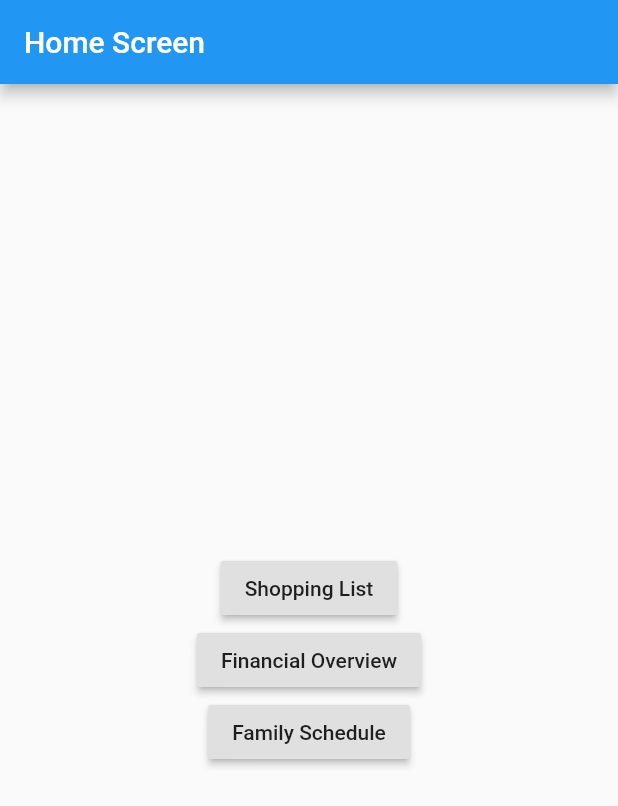
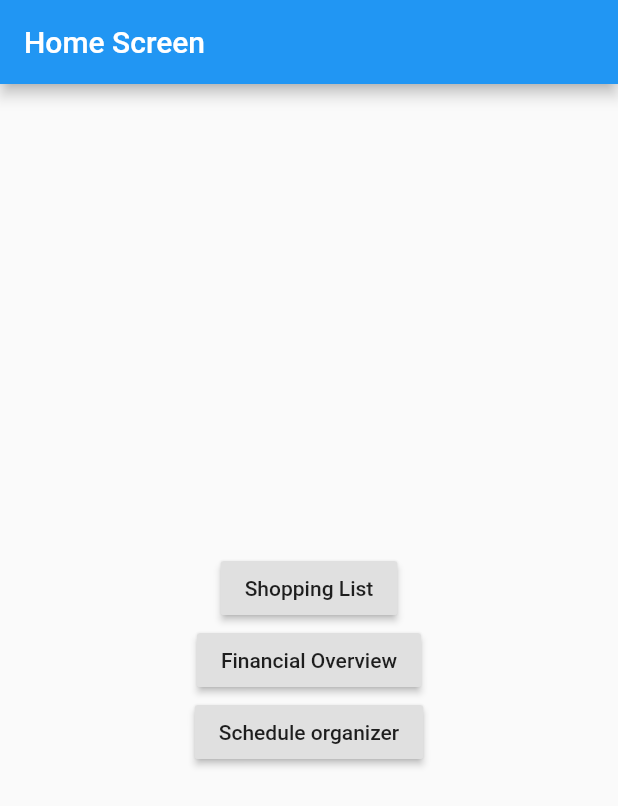
Before and after one commit to kid1995/mobile_dev, a Flutter app: the screen it shows after launch, on a phone screen of 412 x 824 dp. Shown: the top 806 px of the screen. Run offline on Flutter 3.47's test engine with Material 2 defaults, Android fonts, the phone set to English and light mode, and no system bars; missing offline and left inert: dcdg.

Commit message:
Title for third module to Schedule organizer

```diff
--- a/lib/family_schedule.dart
+++ b/lib/family_schedule.dart
@@ -21,7 +21,7 @@ class _FamilyScheduleState extends State<FamilySchedule> {
   Widget build(BuildContext context) {
     return Scaffold(
       appBar: AppBar(
-        title: Text('Shopping List'),
+        title: Text("Schedule organizer"),
       ),
       body: _children[_currentIndex], // new
       bottomNavigationBar: BottomNavigationBar(
--- a/lib/main.dart
+++ b/lib/main.dart
@@ -49,7 +49,7 @@ class HomeScreen extends StatelessWidget {
               },
             ),
             RaisedButton(
-              child: Text("Family Schedule"),
+              child: Text("Schedule organizer"),
               onPressed: () {
                 Navigator.pushNamed(
                   context,
```
Also changed, not shown: pubspec.lock.
